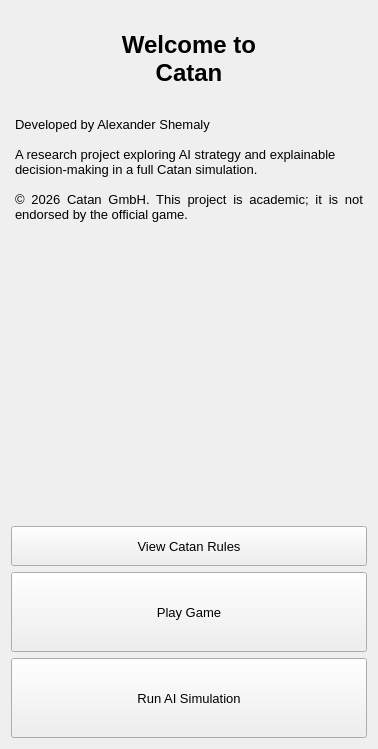
Qt form view/ui/start_menu.ui (AlexShem247/a-catan-tutor) before a commit.
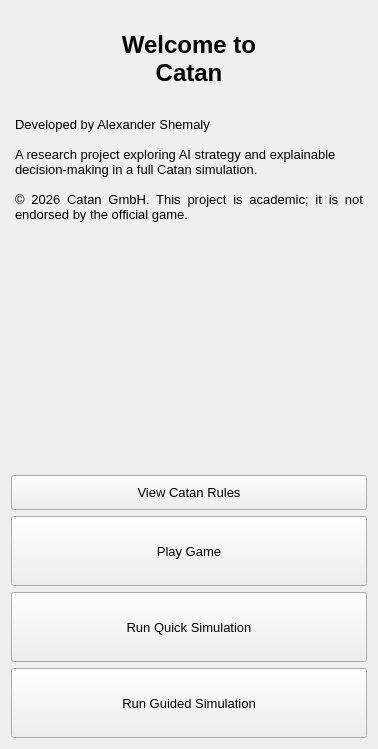
The same form after that commit.

Commit message: Implemented an explainable AI layer with structured reasoning and a guided UI for step-by-step decision explanations.

Patch:
```diff
--- a/view/ui/start_menu.ui
+++ b/view/ui/start_menu.ui
@@ -130,7 +130,7 @@
      <property name="minimumSize">
       <size>
        <width>0</width>
-       <height>40</height>
+       <height>35</height>
       </size>
      </property>
      <property name="font">
@@ -151,7 +151,7 @@
      <property name="minimumSize">
       <size>
        <width>0</width>
-       <height>80</height>
+       <height>70</height>
       </size>
      </property>
      <property name="font">
@@ -172,7 +172,7 @@
      <property name="minimumSize">
       <size>
        <width>0</width>
-       <height>80</height>
+       <height>70</height>
       </size>
      </property>
      <property name="font">
@@ -184,7 +184,28 @@
       <string>Go back to the main menu</string>
      </property>
      <property name="text">
-      <string>Run AI Simulation</string>
+      <string>Run Quick Simulation</string>
+     </property>
+    </widget>
+   </item>
+   <item>
+    <widget class="QPushButton" name="run_guided_btn">
+     <property name="minimumSize">
+      <size>
+       <width>0</width>
+       <height>70</height>
+      </size>
+     </property>
+     <property name="font">
+      <font>
+       <pointsize>10</pointsize>
+      </font>
+     </property>
+     <property name="toolTip">
+      <string>Explore the AI's decision-making by stepping through moves with detailed explanations.</string>
+     </property>
+     <property name="text">
+      <string>Run Guided Simulation</string>
      </property>
     </widget>
    </item>
```
Left out of the diff: 6 changed lines with no effect on the pictures. The commit also changes 10 other files.
